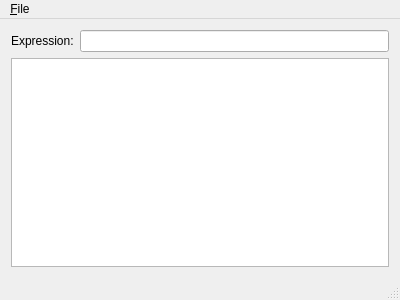
This is mainwindow.ui in chris-hydon/cpex as Qt 5 draws it before an edit. The edited form follows.
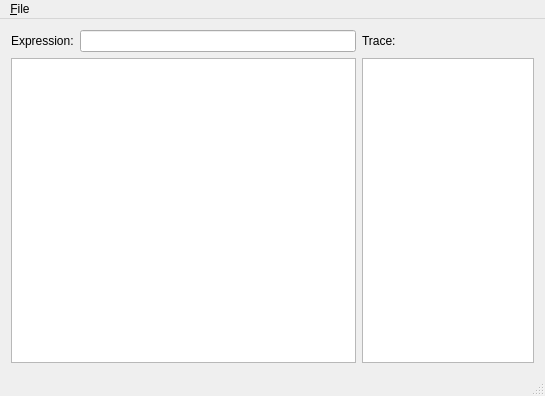
This is the edited form. Custom widgets are drawn as their Qt base class.

Commit message: Adds a widget listing trace of selected process.

What changed in the file:
```diff
--- a/mainwindow.ui
+++ b/mainwindow.ui
@@ -6,8 +6,8 @@
    <rect>
     <x>0</x>
     <y>0</y>
-    <width>400</width>
-    <height>300</height>
+    <width>545</width>
+    <height>396</height>
    </rect>
   </property>
   <property name="windowTitle">
@@ -29,13 +29,42 @@
       </item>
      </layout>
     </item>
+    <item row="0" column="1">
+     <widget class="QLabel" name="lblTrace">
+      <property name="text">
+       <string>Trace:</string>
+      </property>
+     </widget>
+    </item>
     <item row="1" column="0">
      <widget class="ProcessTree" name="qtvExplorer">
+      <property name="sizePolicy">
+       <sizepolicy hsizetype="Expanding" vsizetype="Expanding">
+        <horstretch>2</horstretch>
+        <verstretch>0</verstretch>
+       </sizepolicy>
+      </property>
       <property name="headerHidden">
        <bool>true</bool>
       </property>
      </widget>
     </item>
+    <item row="1" column="1">
+     <widget class="TraceListWidget" name="qlvTrace">
+      <property name="sizePolicy">
+       <sizepolicy hsizetype="Expanding" vsizetype="Expanding">
+        <horstretch>1</horstretch>
+        <verstretch>0</verstretch>
+       </sizepolicy>
+      </property>
+      <property name="editTriggers">
+       <set>QAbstractItemView::NoEditTriggers</set>
+      </property>
+      <property name="selectionMode">
+       <enum>QAbstractItemView::NoSelection</enum>
+      </property>
+     </widget>
+    </item>
    </layout>
   </widget>
   <widget class="QMenuBar" name="qmbMenu">
@@ -43,7 +72,7 @@
     <rect>
      <x>0</x>
      <y>0</y>
-     <width>400</width>
+     <width>545</width>
      <height>23</height>
     </rect>
    </property>
@@ -72,6 +101,14 @@
     <slot>loadInitialState()</slot>
    </slots>
   </customwidget>
+  <customwidget>
+   <class>TraceListWidget</class>
+   <extends>QListView</extends>
+   <header>widget/tracelistwidget.h</header>
+   <slots>
+    <slot>setTraces(QModelIndex)</slot>
+   </slots>
+  </customwidget>
  </customwidgets>
  <resources/>
  <connections>
```
Left out of the diff: 17 changed lines with no effect on the pictures. The commit also changes 7 other files.
